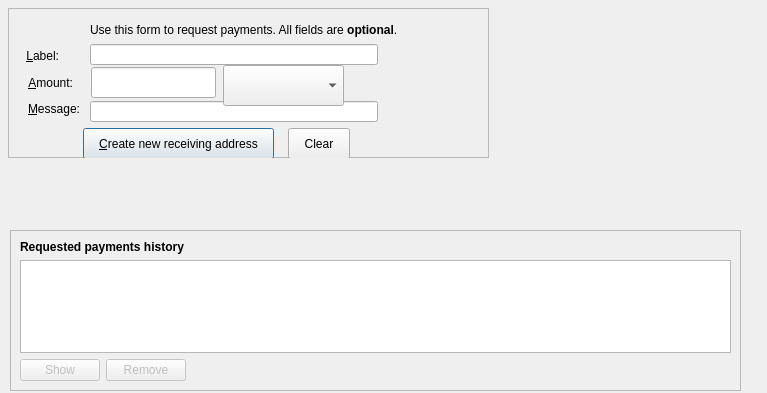
Before: the Qt Designer form src/qt/forms/receivecoinsdialog.ui in bitnet-io/bitnet-core, drawn with Qt 5.
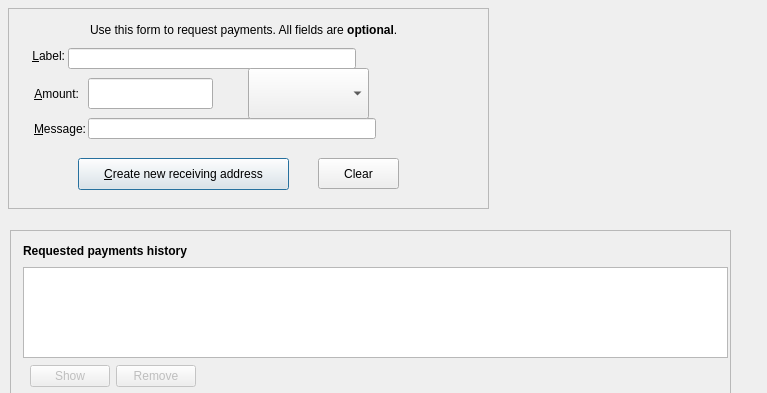
After: the same form once the commit is applied. Icons and pictures are not drawn. Custom widgets are drawn as their Qt base class.

Commit message: changes for macOS UI look and feel

What changed in the file:
```diff
--- a/src/qt/forms/receivecoinsdialog.ui
+++ b/src/qt/forms/receivecoinsdialog.ui
@@ -16,7 +16,7 @@
      <x>8</x>
      <y>8</y>
      <width>481</width>
-     <height>150</height>
+     <height>201</height>
     </rect>
    </property>
    <property name="sizePolicy">
@@ -34,8 +34,8 @@
    <widget class="QLineEdit" name="reqMessage">
     <property name="geometry">
      <rect>
-      <x>82</x>
-      <y>93</y>
+      <x>80</x>
+      <y>110</y>
       <width>288</width>
       <height>21</height>
      </rect>
@@ -47,7 +47,7 @@
    <widget class="QLabel" name="label_2">
     <property name="geometry">
      <rect>
-      <x>14</x>
+      <x>20</x>
       <y>40</y>
       <width>37</width>
       <height>16</height>
@@ -69,10 +69,10 @@
    <widget class="QLabel" name="label_3">
     <property name="geometry">
      <rect>
-      <x>14</x>
-      <y>93</y>
+      <x>20</x>
+      <y>110</y>
       <width>58</width>
-      <height>16</height>
+      <height>21</height>
      </rect>
     </property>
     <property name="toolTip">
@@ -104,10 +104,10 @@
    <widget class="QLabel" name="label">
     <property name="geometry">
      <rect>
-      <x>14</x>
-      <y>67</y>
+      <x>20</x>
+      <y>70</y>
       <width>51</width>
-      <height>16</height>
+      <height>31</height>
      </rect>
     </property>
     <property name="toolTip">
@@ -139,8 +139,8 @@
    <widget class="QLineEdit" name="reqLabel">
     <property name="geometry">
      <rect>
-      <x>82</x>
-      <y>36</y>
+      <x>60</x>
+      <y>40</y>
       <width>288</width>
       <height>21</height>
      </rect>
@@ -152,9 +152,9 @@
    <widget class="QPushButton" name="clearButton">
     <property name="geometry">
      <rect>
-      <x>280</x>
-      <y>120</y>
-      <width>62</width>
+      <x>310</x>
+      <y>150</y>
+      <width>81</width>
       <height>31</height>
      </rect>
     </property>
@@ -181,10 +181,10 @@
    <widget class="QPushButton" name="receiveButton">
     <property name="geometry">
      <rect>
-      <x>75</x>
-      <y>120</y>
-      <width>191</width>
-      <height>31</height>
+      <x>70</x>
+      <y>150</y>
+      <width>211</width>
+      <height>32</height>
      </rect>
     </property>
     <property name="minimumSize">
@@ -210,8 +210,8 @@
    <widget class="BitnetAmountField" name="reqAmount">
     <property name="geometry">
      <rect>
-      <x>83</x>
-      <y>59</y>
+      <x>80</x>
+      <y>70</y>
       <width>125</width>
       <height>31</height>
      </rect>
@@ -224,7 +224,7 @@
     </property>
     <property name="minimumSize">
      <size>
-      <width>80</width>
+      <width>0</width>
       <height>0</height>
      </size>
     </property>
@@ -241,10 +241,10 @@
    <widget class="QComboBox" name="addressType">
     <property name="geometry">
      <rect>
-      <x>215</x>
-      <y>57</y>
+      <x>240</x>
+      <y>60</y>
       <width>121</width>
-      <height>41</height>
+      <height>51</height>
      </rect>
     </property>
     <property name="sizePolicy">
@@ -269,8 +269,8 @@
     <rect>
      <x>10</x>
      <y>230</y>
-     <width>731</width>
-     <height>161</height>
+     <width>721</width>
+     <height>181</height>
     </rect>
    </property>
    <property name="sizePolicy">
@@ -285,9 +285,15 @@
    <property name="frameShadow">
     <enum>QFrame::Raised</enum>
    </property>
-   <layout class="QVBoxLayout" name="verticalLayout_2">
-    <item>
      <widget class="QLabel" name="label_6">
+    <property name="geometry">
+     <rect>
+      <x>13</x>
+      <y>13</y>
+      <width>184</width>
+      <height>16</height>
+     </rect>
+    </property>
       <property name="font">
        <font>
         <bold>true</bold>
@@ -297,9 +303,15 @@
        <string>Requested payments history</string>
       </property>
      </widget>
-    </item>
-    <item>
      <widget class="QTableView" name="recentRequestsView">
+    <property name="geometry">
+     <rect>
+      <x>13</x>
+      <y>37</y>
+      <width>705</width>
+      <height>91</height>
+     </rect>
+    </property>
       <property name="contextMenuPolicy">
        <enum>Qt::CustomContextMenu</enum>
       </property>
@@ -310,8 +322,15 @@
        <bool>true</bool>
       </property>
      </widget>
-    </item>
-    <item>
+   <widget class="QWidget" name="">
+    <property name="geometry">
+     <rect>
+      <x>20</x>
+      <y>130</y>
+      <width>212</width>
+      <height>32</height>
+     </rect>
+    </property>
      <layout class="QHBoxLayout" name="horizontalLayout_2">
       <item>
        <widget class="QPushButton" name="showRequestButton">
@@ -367,8 +386,7 @@
        </spacer>
       </item>
      </layout>
-    </item>
-   </layout>
+   </widget>
   </widget>
   <widget class="QRImageWidget" name="qr_code" native="true">
    <property name="geometry">
```
Left out of the diff: 2 changed lines with no effect on the pictures. Lines whose indentation alone changed are shown as unchanged. The commit also changes 4 other files.
